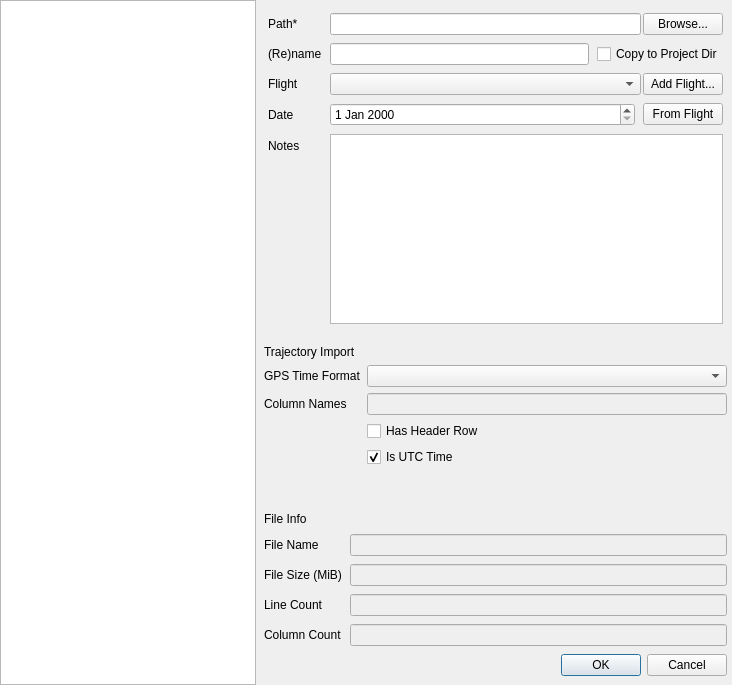
Qt form dgp/gui/ui/data_import_dialog.ui (DynamicGravitySystems/DGP) before a commit.
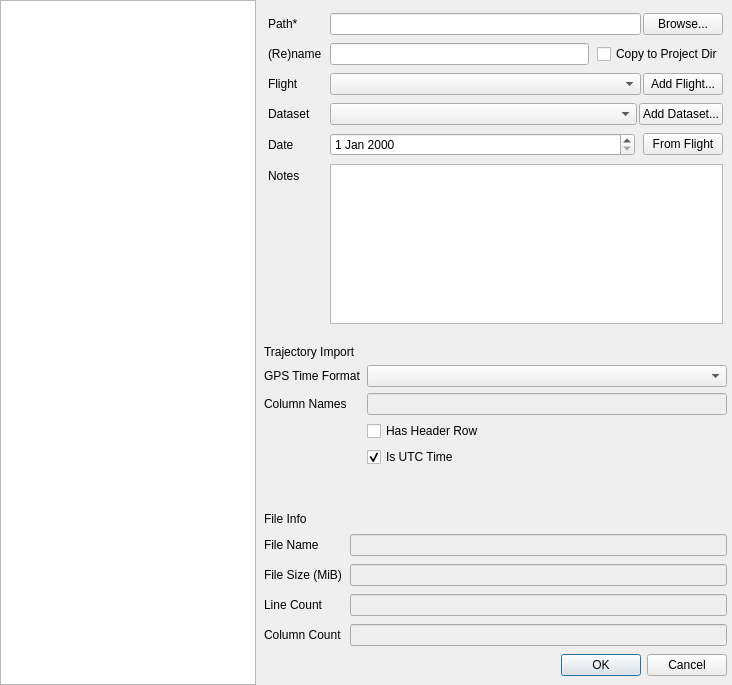
The same form after that commit. Icons and pictures are not drawn.

The edit to the form file:
```diff
--- a/dgp/gui/ui/data_import_dialog.ui
+++ b/dgp/gui/ui/data_import_dialog.ui
@@ -206,24 +206,44 @@
          </item>
         </layout>
        </item>
-       <item row="5" column="0">
-        <widget class="QLabel" name="ql_notes">
+       <item row="3" column="0">
+        <widget class="QLabel" name="ql_dataset">
          <property name="text">
-          <string>Notes</string>
-         </property>
-         <property name="buddy">
-          <cstring>qpte_notes</cstring>
-         </property>
-        </widget>
-       </item>
-       <item row="5" column="1">
-        <widget class="QPlainTextEdit" name="qpte_notes">
-         <property name="horizontalScrollBarPolicy">
-          <enum>Qt::ScrollBarAlwaysOff</enum>
+          <string>Dataset</string>
          </property>
         </widget>
        </item>
        <item row="3" column="1">
+        <layout class="QHBoxLayout" name="horizontalLayout_4">
+         <property name="spacing">
+          <number>2</number>
+         </property>
+         <item>
+          <widget class="QComboBox" name="qcb_dataset"/>
+         </item>
+         <item>
+          <widget class="QPushButton" name="qpb_add_dataset">
+           <property name="sizePolicy">
+            <sizepolicy hsizetype="Maximum" vsizetype="Fixed">
+             <horstretch>0</horstretch>
+             <verstretch>0</verstretch>
+            </sizepolicy>
+           </property>
+           <property name="text">
+            <string>Add Dataset...</string>
+           </property>
+          </widget>
+         </item>
+        </layout>
+       </item>
+       <item row="4" column="0">
+        <widget class="QLabel" name="ql_date">
+         <property name="text">
+          <string>Date</string>
+         </property>
+        </widget>
+       </item>
+       <item row="4" column="1">
         <layout class="QHBoxLayout" name="qhbl_date">
          <item>
           <widget class="QDateEdit" name="qde_date"/>
@@ -250,10 +270,20 @@
          </item>
         </layout>
        </item>
-       <item row="3" column="0">
-        <widget class="QLabel" name="ql_date">
+       <item row="5" column="0">
+        <widget class="QLabel" name="ql_notes">
          <property name="text">
-          <string>Date</string>
+          <string>Notes</string>
+         </property>
+         <property name="buddy">
+          <cstring>qpte_notes</cstring>
+         </property>
+        </widget>
+       </item>
+       <item row="5" column="1">
+        <widget class="QPlainTextEdit" name="qpte_notes">
+         <property name="horizontalScrollBarPolicy">
+          <enum>Qt::ScrollBarAlwaysOff</enum>
          </property>
         </widget>
        </item>
```
